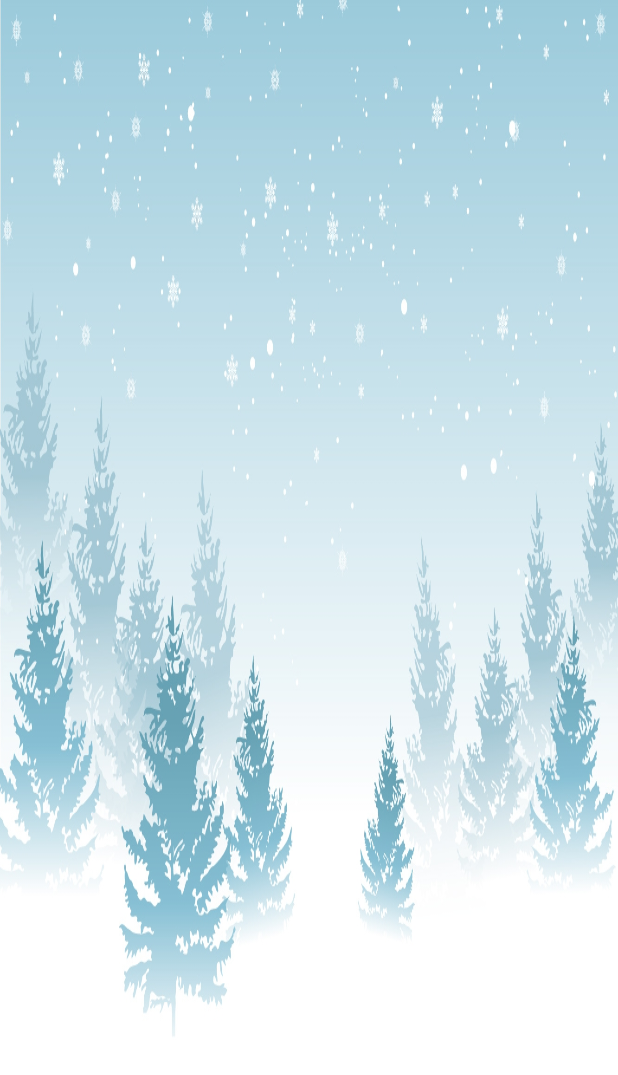
After one commit to sarahse/SnowWars, an Android app: the layout activity_game.xml on its own in the app's theme, with its tools: preview values and no code run, on a phone screen of 412 x 824 dp. The commit adds this screen. Shown: the top 1075 px of the screen. Run offline under Robolectric (Android 15) with nearby library versions, the phone set to English and light mode, and no system bars.

Commit message:
Deleted interfaces and scoreV2 Added commented code for implementing background

```diff
--- /dev/null
+++ b/app/src/main/res/layout/activity_game.xml
@@ -0,0 +1,21 @@
+<?xml version="1.0" encoding="utf-8"?>
+<!--<LinearLayout xmlns:android="http://schemas.android.com/apk/res/android"
+    xmlns:tools="http://schemas.android.com/tools"
+    android:orientation="vertical"
+    android:layout_width="match_parent"
+    android:layout_height="match_parent"
+    tools:context=".GameState"
+    android:background="@drawable/winterbackground2"
+    android:id="@+id/background">
+
+</LinearLayout>-->
+
+<ImageView xmlns:android="http://schemas.android.com/apk/res/android"
+    xmlns:tools="http://schemas.android.com/tools"
+    android:orientation="vertical"
+    android:layout_width="match_parent"
+    android:layout_height="match_parent"
+    tools:context=".GameState"
+    android:background="@drawable/winterbackground2"
+    android:id="@+id/background">
+</ImageView>
--- a/app/src/main/res/values/styles.xml
+++ b/app/src/main/res/values/styles.xml
@@ -3,6 +3,8 @@
     <!-- Base application theme. -->
     <style name="AppTheme" parent="Theme.AppCompat.Light.DarkActionBar">
         <!-- Customize your theme here. -->
+       <!--<item name="android:windowBackground">@drawable/winterbackground2</item>
+       <item name="android:windowNoTitle">true</item>-->
     </style>
 
 </resources>
```
Also changed, not shown: app/src/main/java/com/sarahserussi/snowwars/GameState.java (+19 -3 lines), app/src/main/java/com/sarahserussi/snowwars/Observer.java (deleted, +0 -9 lines), app/src/main/java/com/sarahserussi/snowwars/ScoreV2.java (deleted, +0 -51 lines), app/src/main/java/com/sarahserussi/snowwars/Subject.java (deleted, +0 -11 lines).
